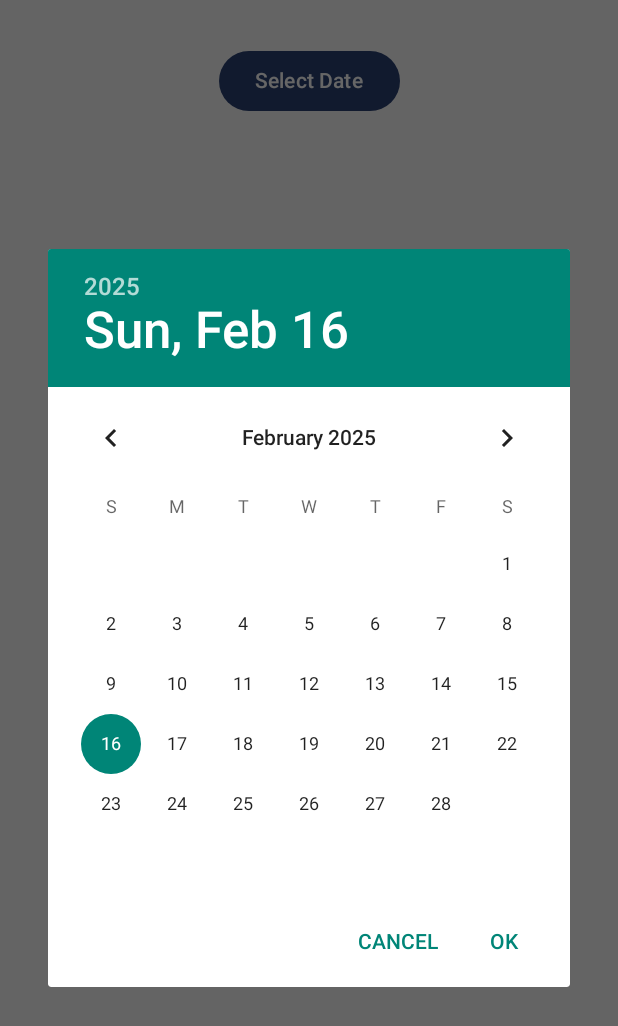
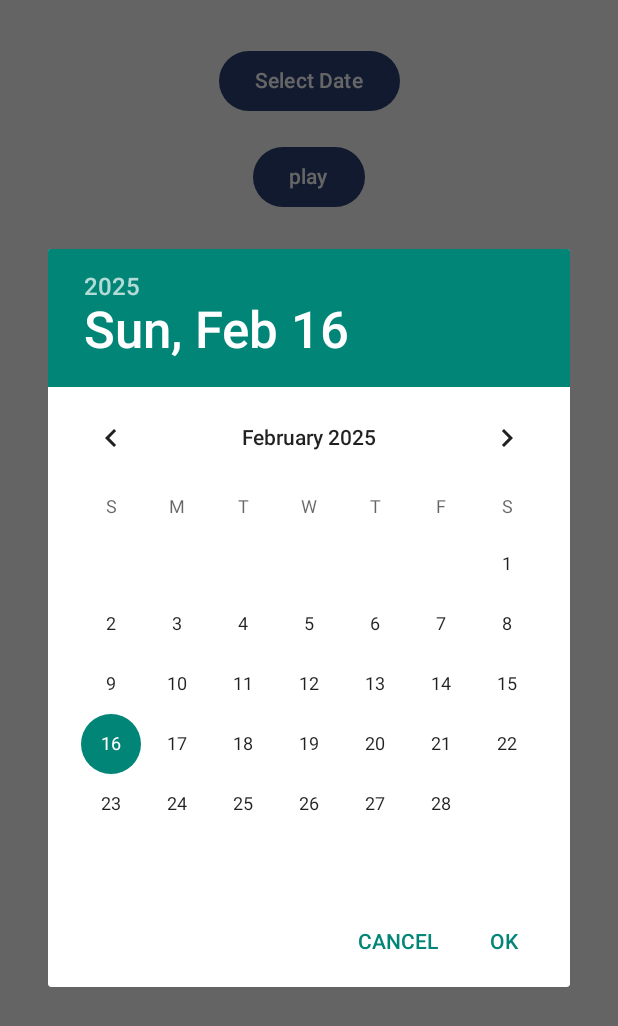
Before and after one commit to oncelot/photo-reminder-android, an Android app built with Jetpack Compose: the screen it shows after launch (MainActivity), after a tap on "Select Date", on a phone screen of 412 x 824 dp. Shown: the top 1026 px of the screen. Run offline under Robolectric (Android 15) with nearby library versions, the phone set to English and light mode, and no system bars; 1 statement that could not run was skipped; 1 other tap on this screen came first.

```diff
--- a/app/src/main/java/com/example/myapplication/MainActivity.kt
+++ b/app/src/main/java/com/example/myapplication/MainActivity.kt
@@ -23,6 +23,7 @@ import androidx.activity.ComponentActivity
 import androidx.activity.compose.setContent
 import androidx.activity.enableEdgeToEdge
 import androidx.compose.foundation.Image
+import androidx.compose.foundation.background
 import androidx.compose.foundation.clickable
 import androidx.compose.foundation.layout.Arrangement
 import androidx.compose.foundation.layout.Box
@@ -147,15 +148,17 @@ fun calculateInitialDelay(): Long {
 fun Greeting(contentResolver: ContentResolver) {
 
     val service= Service();
+    val servicePermission= ServicePermission();
     val today = LocalDate.now()
     var day by remember { mutableStateOf(today.dayOfMonth) }
     var month by remember { mutableStateOf(today.monthValue) }
     var photos by remember { mutableStateOf(listOf<PhotoData>()) }
     val serviceDialog = ServiceDialog();
+    var showSlideshow by remember { mutableStateOf(false) }
 
     var isDialogClosed by remember { mutableStateOf(false) }
 
-    if (!isDialogClosed) {
+    if (!isDialogClosed && !servicePermission.hasStoragePermission(LocalContext.current) ) {
         // Mostra il dialogo
         serviceDialog.DialogPreNotifiche(LocalContext.current) {
             // Quando il dialogo viene chiuso, aggiorniamo lo stato
@@ -235,23 +238,34 @@ fun Greeting(contentResolver: ContentResolver) {
             Text("${stringResource(R.string.selectData)}")
 
         }
+        //Button slideshow
+        Button(
+            onClick = {
+               showSlideshow=true;
+            },
+            modifier = Modifier.padding(bottom = 16.dp)
+        ) {
+            Text("play")
+
+        }
         //   Button(onClick = {photos = getPhotosByDate(contentResolver,day,month) }){ Text("Cerca foto") }
         LazyVerticalGrid(
-            columns = GridCells.Adaptive(100.dp),
+            columns = GridCells.Fixed(2),
             modifier = Modifier.fillMaxSize(),
 
             ) {
             items(photos.size) { index ->
                 Column(
-                    modifier = Modifier.padding(4.dp),
+                    modifier = Modifier.padding(2.dp).background(Color(0xFFebedef)),
                     verticalArrangement = Arrangement.Center
                 ) {
 
                     Image(
                         painter = rememberAsyncImagePainter(photos[index].uri),
                         contentDescription = null,
+                        alignment = Alignment.Center,
 
-                        modifier = Modifier.size(100.dp).padding(4.dp).clickable {
+                        modifier = Modifier.size(170.dp).padding(2.dp).clickable {
                             selectedPhotoIndex = index
                         } // Imposta la foto selezionata
                     )
@@ -327,8 +341,13 @@ fun Greeting(contentResolver: ContentResolver) {
                 }
             }
         }
+
+
     }
+    if (showSlideshow) {
+        service.PhotoSlideshow(photos = photos,  onClose = { showSlideshow = false })
 
+    }
 
 }
 
--- a/app/src/main/java/com/example/myapplication/ServicePermission.kt
+++ b/app/src/main/java/com/example/myapplication/ServicePermission.kt
@@ -1,4 +1,23 @@
 package com.example.myapplication
 
+import android.content.Context
+import android.content.pm.PackageManager
+import android.os.Build
+import androidx.core.content.ContextCompat
+
 class ServicePermission {
+
+    fun hasStoragePermission(context: Context): Boolean {
+        return if (Build.VERSION.SDK_INT >= Build.VERSION_CODES.TIRAMISU) {
+            ContextCompat.checkSelfPermission(
+                context,
+                android.Manifest.permission.READ_MEDIA_IMAGES
+            ) == PackageManager.PERMISSION_GRANTED
+        } else {
+            ContextCompat.checkSelfPermission(
+                context,
+                android.Manifest.permission.READ_EXTERNAL_STORAGE
+            ) == PackageManager.PERMISSION_GRANTED
+        }
+    }
 }
```
Also changed, not shown: app/src/main/java/com/example/myapplication/Service.kt (+75 -0 lines).
